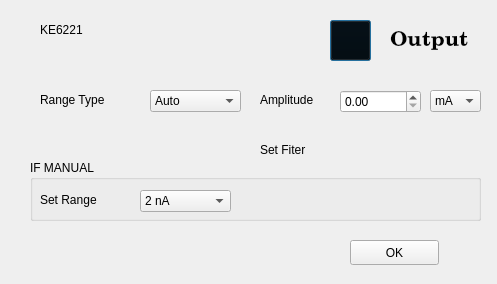
First picture: the form in Control VI/ke6221.ui, repository rohitranjan017/Interfacing-and-Data-Acquisition-from-Scientific-Instruments, before the edit.
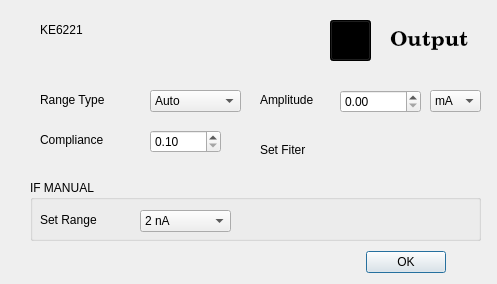
Second picture: the form after the edit. Icons and pictures are not drawn.

```diff
--- a/Control VI/ke6221.ui
+++ b/Control VI/ke6221.ui
@@ -50,7 +50,7 @@
    <property name="geometry">
     <rect>
      <x>30</x>
-     <y>160</y>
+     <y>180</y>
      <width>451</width>
      <height>61</height>
     </rect>
@@ -282,17 +282,49 @@
     </property>
    </item>
   </widget>
-  <widget class="QPushButton" name="ok">
+  <widget class="QDoubleSpinBox" name="SetCompliance">
    <property name="geometry">
     <rect>
-     <x>350</x>
-     <y>240</y>
-     <width>89</width>
+     <x>150</x>
+     <y>130</y>
+     <width>71</width>
+     <height>23</height>
+    </rect>
+   </property>
+   <property name="minimum">
+    <double>0.100000000000000</double>
+   </property>
+   <property name="maximum">
+    <double>105.000000000000000</double>
+   </property>
+   <property name="value">
+    <double>0.100000000000000</double>
+   </property>
+  </widget>
+  <widget class="QLabel" name="label_Compliance">
+   <property name="geometry">
+    <rect>
+     <x>40</x>
+     <y>130</y>
+     <width>81</width>
+     <height>20</height>
+    </rect>
+   </property>
+   <property name="text">
+    <string>Compliance</string>
+   </property>
+  </widget>
+  <widget class="QDialogButtonBox" name="buttonBox">
+   <property name="geometry">
+    <rect>
+     <x>365</x>
+     <y>250</y>
+     <width>81</width>
      <height>25</height>
     </rect>
    </property>
-   <property name="text">
-    <string>OK</string>
+   <property name="standardButtons">
+    <set>QDialogButtonBox::Ok</set>
    </property>
   </widget>
  </widget>
```
